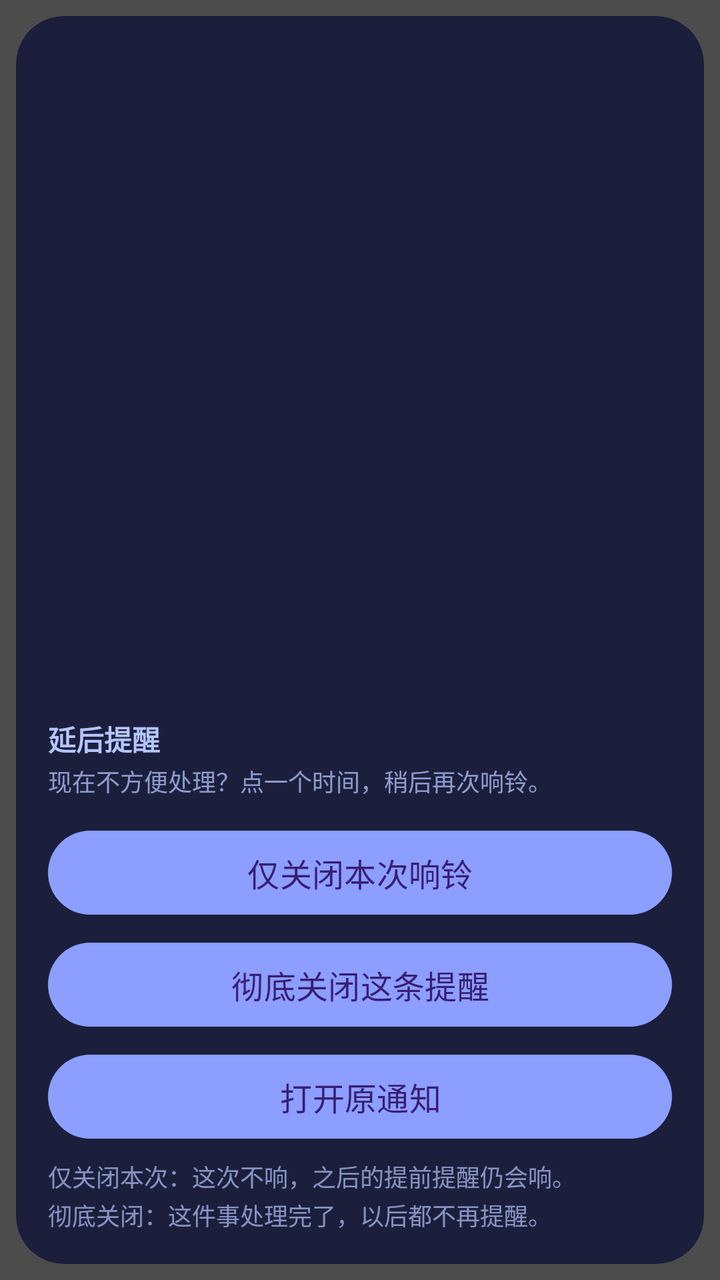
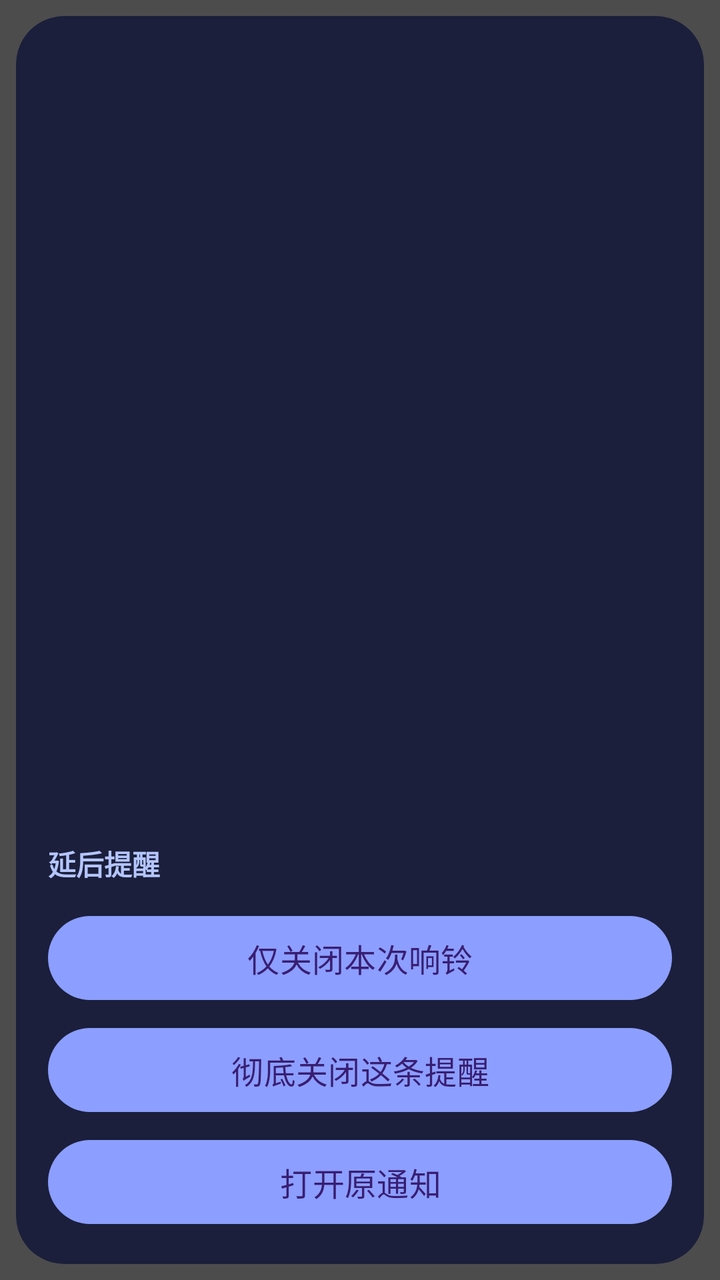

Screens rendered from an Android XML layout before and after an edit, with the pre-edit source and the edit as a unified diff.
<!-- AndroidManifest.xml: activity theme Theme.NotiAlarm.Alarm -->
<!-- res/layout/activity_alarm.xml -->
<?xml version="1.0" encoding="utf-8"?>
<FrameLayout xmlns:android="http://schemas.android.com/apk/res/android"
    xmlns:app="http://schemas.android.com/apk/res-auto"
    android:layout_width="match_parent"
    android:layout_height="match_parent"
    android:background="#B3000000"
    android:padding="8dp">

    <com.google.android.material.card.MaterialCardView
        android:layout_width="match_parent"
        android:layout_height="match_parent"
        android:layout_gravity="center"
        app:cardBackgroundColor="#FF1B1F3B"
        app:cardCornerRadius="24dp"
        app:strokeWidth="0dp">

        <LinearLayout
            android:layout_width="match_parent"
            android:layout_height="match_parent"
            android:orientation="vertical"
            android:padding="16dp">

            <TextView
                android:id="@+id/tvWhen"
                android:layout_width="match_parent"
                android:layout_height="wrap_content"
                android:gravity="center"
                android:maxLines="2"
                android:textColor="#FFB4C5FF"
                android:textSize="15sp" />

            <TextView
                android:id="@+id/tvTitle"
                android:layout_width="match_parent"
                android:layout_height="wrap_content"
                android:layout_marginTop="4dp"
                android:gravity="center"
                android:maxLines="3"
                android:textColor="#FFFFFFFF"
                android:textSize="23sp"
                android:textStyle="bold" />

            <TextView
                android:id="@+id/tvSource"
                android:layout_width="match_parent"
                android:layout_height="wrap_content"
                android:layout_marginTop="6dp"
                android:ellipsize="end"
                android:gravity="center"
                android:maxLines="1"
                android:textColor="#CCFFFFFF"
                android:textSize="13sp" />

            
            <ScrollView
                android:id="@+id/bodyScroll"
                android:layout_width="match_parent"
                android:layout_height="0dp"
                android:layout_marginTop="8dp"
                android:layout_weight="1"
                android:fillViewport="true">

                <TextView
                    android:id="@+id/tvBody"
                    android:layout_width="match_parent"
                    android:layout_height="wrap_content"
                    android:lineSpacingExtra="3dp"
                    android:textColor="#EEFFFFFF"
                    android:textIsSelectable="true"
                    android:textSize="15sp" />
            </ScrollView>

            <TextView
                android:id="@+id/tvSnoozeLabel"
                android:layout_width="match_parent"
                android:layout_height="wrap_content"
                android:layout_marginTop="8dp"
                android:text="延后提醒"
                android:textColor="#FFB4C5FF"
                android:textSize="14sp"
                android:textStyle="bold" />

            <TextView
                android:id="@+id/tvSnoozeHint"
                android:layout_width="match_parent"
                android:layout_height="wrap_content"
                android:layout_marginTop="2dp"
                android:alpha="0.75"
                android:text="现在不方便处理？点一个时间，稍后再次响铃。"
                android:textColor="#FFB4C5FF"
                android:textSize="12sp" />

            
            <com.google.android.material.chip.ChipGroup
                android:id="@+id/snoozeChips"
                android:layout_width="match_parent"
                android:layout_height="wrap_content"
                android:layout_marginTop="4dp"
                app:chipSpacingHorizontal="6dp"
                app:chipSpacingVertical="4dp"
                app:singleLine="false" />

            <LinearLayout
                android:id="@+id/actionRow"
                android:layout_width="match_parent"
                android:layout_height="wrap_content"
                android:layout_marginTop="8dp"
                android:orientation="vertical">

                <Button
                    android:id="@+id/btnStop"
                    android:layout_width="match_parent"
                    android:layout_height="50dp"
                    android:text="仅关闭本次响铃"
                    android:textSize="16sp" />

                <Button
                    android:id="@+id/btnConfirm"
                    android:layout_width="match_parent"
                    android:layout_height="50dp"
                    android:layout_marginTop="6dp"
                    android:text="彻底关闭这条提醒"
                    android:textSize="16sp" />

                <Button
                    android:id="@+id/btnOpen"
                    android:layout_width="match_parent"
                    android:layout_height="50dp"
                    android:layout_marginTop="6dp"
                    android:text="打开原通知"
                    android:textSize="16sp" />
            </LinearLayout>

            <TextView
                android:id="@+id/tvActionsHint"
                android:layout_width="match_parent"
                android:layout_height="wrap_content"
                android:layout_marginTop="6dp"
                android:alpha="0.7"
                android:lineSpacingExtra="2dp"
                android:text="仅关闭本次：这次不响，之后的提前提醒仍会响。\n彻底关闭：这件事处理完了，以后都不再提醒。"
                android:textColor="#FFB4C5FF"
                android:textSize="12sp" />
        </LinearLayout>
    </com.google.android.material.card.MaterialCardView>
</FrameLayout>
<!-- resources referenced by this layout -->
<resources>
  <style name="Theme.NotiAlarm.Alarm" parent="Theme.Material3.Dark.NoActionBar">
          <item name="colorPrimary">#FF8C9EFF</item>
          <item name="android:windowBackground">@android:color/transparent</item>
          <item name="android:windowIsTranslucent">true</item>
          <item name="android:windowAnimationStyle">@android:style/Animation.Dialog</item>
      </style>
</resources>

<!-- the commit's change to res/layout/activity_alarm.xml (unified diff, before → after) -->
@@ -27,29 +27,29 @@
                 android:gravity="center"
                 android:maxLines="2"
                 android:textColor="#FFB4C5FF"
-                android:textSize="15sp" />
+                android:textSize="14sp" />
 
             <TextView
                 android:id="@+id/tvTitle"
                 android:layout_width="match_parent"
                 android:layout_height="wrap_content"
-                android:layout_marginTop="4dp"
+                android:layout_marginTop="2dp"
                 android:gravity="center"
-                android:maxLines="3"
+                android:maxLines="2"
                 android:textColor="#FFFFFFFF"
-                android:textSize="23sp"
+                android:textSize="20sp"
                 android:textStyle="bold" />
 
             <TextView
                 android:id="@+id/tvSource"
                 android:layout_width="match_parent"
                 android:layout_height="wrap_content"
-                android:layout_marginTop="6dp"
+                android:layout_marginTop="4dp"
                 android:ellipsize="end"
                 android:gravity="center"
                 android:maxLines="1"
                 android:textColor="#CCFFFFFF"
-                android:textSize="13sp" />
+                android:textSize="12sp" />
 
             
             <ScrollView
@@ -74,21 +74,11 @@
                 android:id="@+id/tvSnoozeLabel"
                 android:layout_width="match_parent"
                 android:layout_height="wrap_content"
-                android:layout_marginTop="8dp"
+                android:layout_marginTop="6dp"
                 android:text="延后提醒"
                 android:textColor="#FFB4C5FF"
                 android:textSize="14sp"
                 android:textStyle="bold" />
-
-            <TextView
-                android:id="@+id/tvSnoozeHint"
-                android:layout_width="match_parent"
-                android:layout_height="wrap_content"
-                android:layout_marginTop="2dp"
-                android:alpha="0.75"
-                android:text="现在不方便处理？点一个时间，稍后再次响铃。"
-                android:textColor="#FFB4C5FF"
-                android:textSize="12sp" />
 
             
             <com.google.android.material.chip.ChipGroup
@@ -130,17 +120,6 @@
                     android:text="打开原通知"
                     android:textSize="16sp" />
             </LinearLayout>
-
-            <TextView
-                android:id="@+id/tvActionsHint"
-                android:layout_width="match_parent"
-                android:layout_height="wrap_content"
-                android:layout_marginTop="6dp"
-                android:alpha="0.7"
-                android:lineSpacingExtra="2dp"
-                android:text="仅关闭本次：这次不响，之后的提前提醒仍会响。\n彻底关闭：这件事处理完了，以后都不再提醒。"
-                android:textColor="#FFB4C5FF"
-                android:textSize="12sp" />
         </LinearLayout>
     </com.google.android.material.card.MaterialCardView>
 </FrameLayout>
